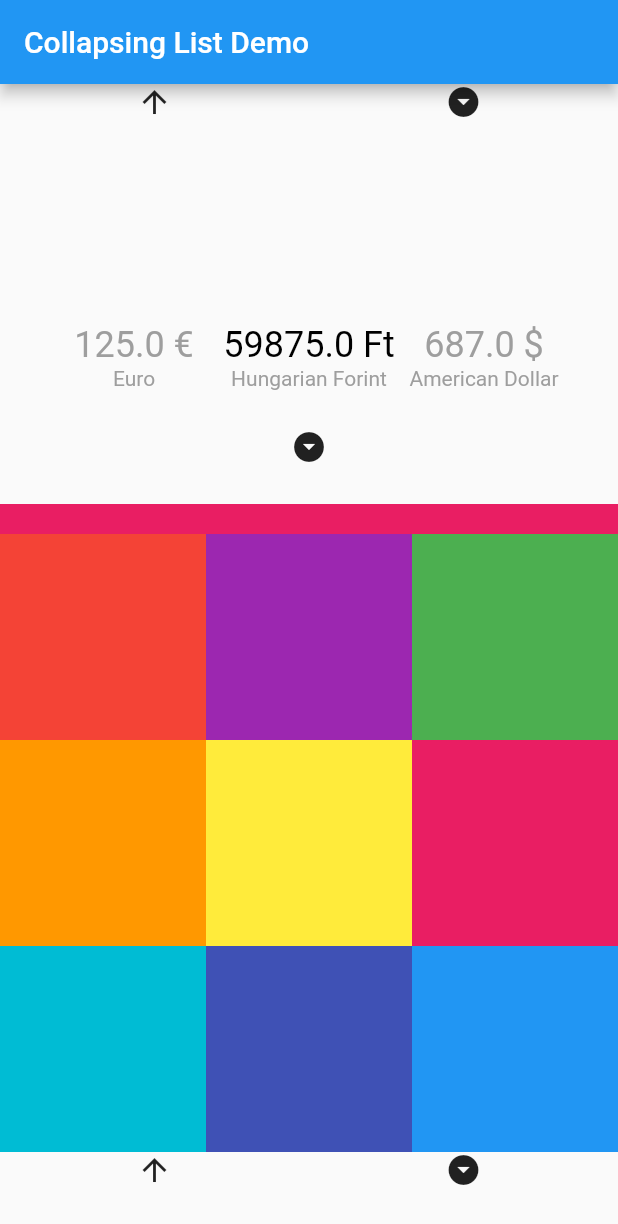
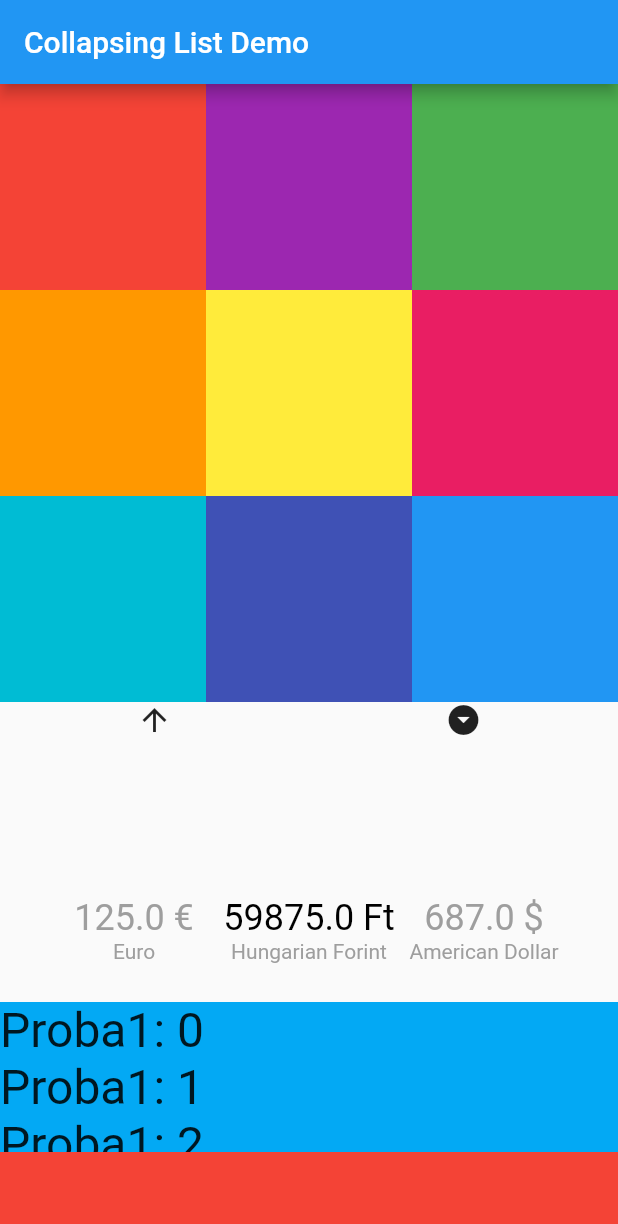
Before and after one commit to pappd/UIDemo, a Flutter app: the screen it shows after launch, on a phone screen of 412 x 824 dp. Shown: the top 1224 px of the screen. Run offline on Flutter 3.47's test engine with Material 2 defaults, Android fonts, the light colour scheme and no system bars.

Commit message:
2 controllable list

```diff
--- a/lib/main.dart
+++ b/lib/main.dart
@@ -5,6 +5,7 @@ import 'package:scrolling_ui/model/transaction.dart';
 import 'package:scrolling_ui/transaction_card.dart';
 import 'package:flutter/foundation.dart';
 import 'package:provider/provider.dart';
+import 'package:scrolling_ui/two_list.dart';
 import 'dart:math';
 
 import 'animated_column.dart';
@@ -63,18 +64,20 @@ class _SliverAppBarDelegate extends SliverPersistentHeaderDelegate {
                         max((200 - 100 - shrinkOffset) / (200 - 100), 0.0),
                   ),
                 ),
-                Container(
-                  height: 70,
-                  child: AnimatedColumn(
-                    Icon(Icons.arrow_drop_down_circle),
-                    Container(
-                      color: Colors.pink,
-                      height: 20,
-                    ),
-                    Icon(Icons.arrow_drop_down_circle),
-                    scale: max((300 - 200 - shrinkOffset) / (300 - 200), 0.0),
-                  ),
-                ),
+                child,
+                // Container(
+                //   height: 130,
+                //   child: AnimatedColumn(
+                //     Icon(Icons.arrow_drop_down_circle),
+                //     //child,
+                //     Container(
+                //       color: Colors.pink,
+                //       height: 50,
+                //     ),
+                //     Icon(Icons.arrow_drop_down_circle),
+                //     scale: max((300 - 200 - shrinkOffset) / (300 - 200), 0.0),
+                //   ),
+                // ),
               ],
             ),
           )
@@ -93,21 +96,35 @@ class _SliverAppBarDelegate extends SliverPersistentHeaderDelegate {
 
 class CollapsingList extends StatelessWidget {
   final ScrollController _scrollController = ScrollController();
+  final ScrollController _scrollController2 = ScrollController();
   SliverPersistentHeader makeHeader(String headerText) {
     return SliverPersistentHeader(
       pinned: true,
+      floating: true,
       delegate: _SliverAppBarDelegate(
         minHeight: 170.0,
         maxHeight: 300.0,
         child: Container(
-            color: Colors.lightBlue, child: Center(child: Text(headerText))),
+            color: Colors.lightBlue,
+            child: TwoList(
+              controller: _scrollController2,
+            )),
       ),
     );
   }
 
   bool _onNotification(Notification notification) {
     if (notification is ScrollNotification) {
-      print(notification.metrics.pixels.toString());
+      //print(notification.metrics.pixels.toString());
+      final scrollPosition = notification.metrics.pixels;
+      if (scrollPosition < 200) {
+        // _scrollController2.
+        _scrollController2.jumpTo(max(2, min(scrollPosition, 200)));
+        // _scrollController2.jumpTo(min(scrollPosition + 5, 200));
+        // _scrollController2.jumpTo(min(scrollPosition + 7, 200));
+        // _scrollController2.jumpTo(min(scrollPosition + 9, 200));
+        // _scrollController2.jumpTo(min(scrollPosition + 11, 200));
+      }
 
       if (_userStoppedScrolling(notification, _scrollController)) {
         if (notification.metrics.pixels < 40) {
@@ -137,7 +154,14 @@ class CollapsingList extends StatelessWidget {
       child: CustomScrollView(
         controller: _scrollController,
         slivers: <Widget>[
-          makeHeader('Header Section 1'),
+          SliverList(
+            delegate: SliverChildListDelegate(
+              [
+                //TwoList(),
+              ],
+            ),
+          ),
+          //makeHeader('Header Section 1'),
           SliverGrid.count(
             crossAxisCount: 3,
             children: [
--- /dev/null
+++ b/lib/two_list.dart
@@ -0,0 +1,47 @@
+import 'package:flutter/material.dart';
+
+class TwoList extends StatefulWidget {
+  final controller;
+  const TwoList({Key key, this.controller}) : super(key: key);
+
+  @override
+  _TwoListState createState() => _TwoListState();
+}
+
+class _TwoListState extends State<TwoList> {
+  //var controller = ScrollController();
+  var controller2 = ScrollController();
+  @override
+  Widget build(BuildContext context) {
+    return Column(
+      children: <Widget>[
+        Container(
+          height: 100,
+          child: ListView.builder(
+            itemCount: 10,
+            controller: widget.controller,
+            itemBuilder: (context, index) {
+              return Text(
+                "Proba1: $index",
+                style: TextStyle(fontSize: 32),
+              );
+            },
+          ),
+        ),
+        // Container(
+        //   height: 100,
+        //   child: ListView.builder(
+        //     itemCount: 10,
+        //     controller: controller2,
+        //     itemBuilder: (context, index) {
+        //       return Text(
+        //         "Nagy Proba2: $index",
+        //         style: TextStyle(fontSize: 32),
+        //       );
+        //     },
+        //   ),
+        // ),
+      ],
+    );
+  }
+}
```
